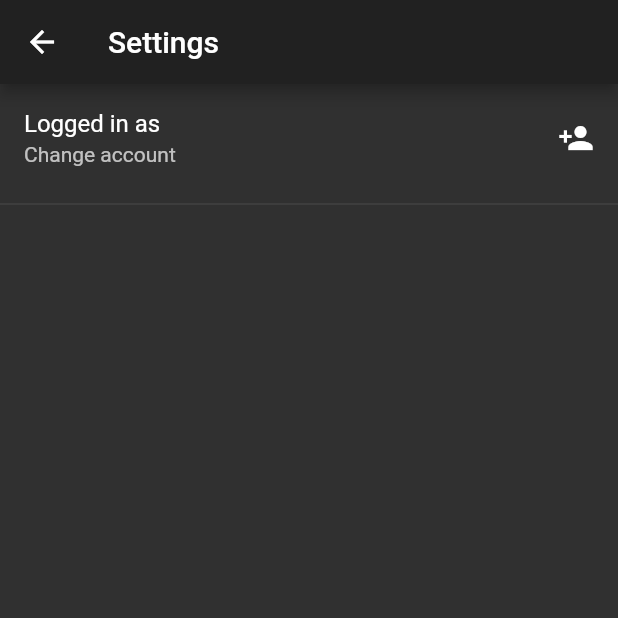
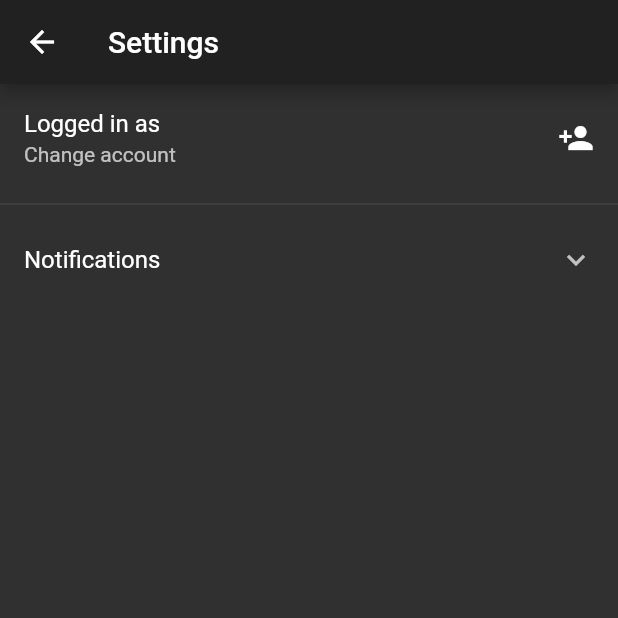
Before and after one commit to ottomated/source-mobile, a Flutter app: the SettingsPage screen opened directly, on a phone screen of 412 x 824 dp, the top half of it. Run offline on Flutter 3.47's test engine with Material 2 defaults, Android fonts, the phone set to English and light mode, and no system bars; our stand-ins replace firebase_messaging, shared_preferences, tuple; accounts and stored records are empty; generated files the repository leaves out were written again; network calls fail.

```diff
--- a/lib/expanding_card.dart
+++ b/lib/expanding_card.dart
@@ -34,12 +34,11 @@ class _ExpandingCardState extends State<ExpandingCard>
   void initState() {
     super.initState();
     _controller = new AnimationController(
-      duration: const Duration(milliseconds: 200),
+      duration: const Duration(milliseconds: 100),
       vsync: this,
     );
     _animation = Tween(begin: 0.5, end: 1.0).animate(_controller);
     _animation.addStatusListener((status) {
-      print(status);
       if (status == AnimationStatus.completed) {
         setState(() {
           _isFullyOpen = true;
--- a/lib/settings.dart
+++ b/lib/settings.dart
@@ -5,8 +5,7 @@ import 'login.dart';
 import 'globals.dart' as globals;
 
 class SettingsPage extends StatefulWidget {
-  SettingsPage({Key key, this.message}) : super(key: key);
-  final String message;
+  SettingsPage({Key key}) : super(key: key);
 
   @override
   SettingsPageState createState() {
@@ -48,7 +47,7 @@ class SettingsPageState extends State<SettingsPage> {
               trailing: Icon(Icons.person_add),
             ),
             Divider(),
-            ListTile()
+            ExpansionTile(title: Text('Notifications'),)
           ],
         ),
       ),
```
Also changed, not shown: lib/main.dart (+23 -4 lines).
